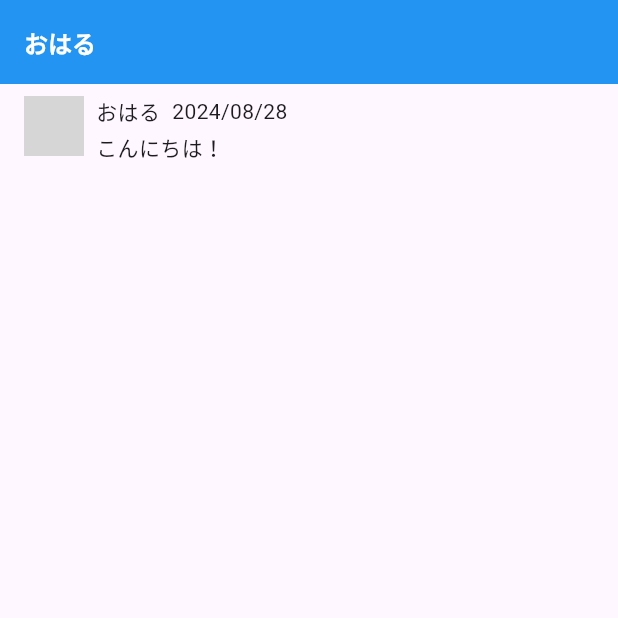
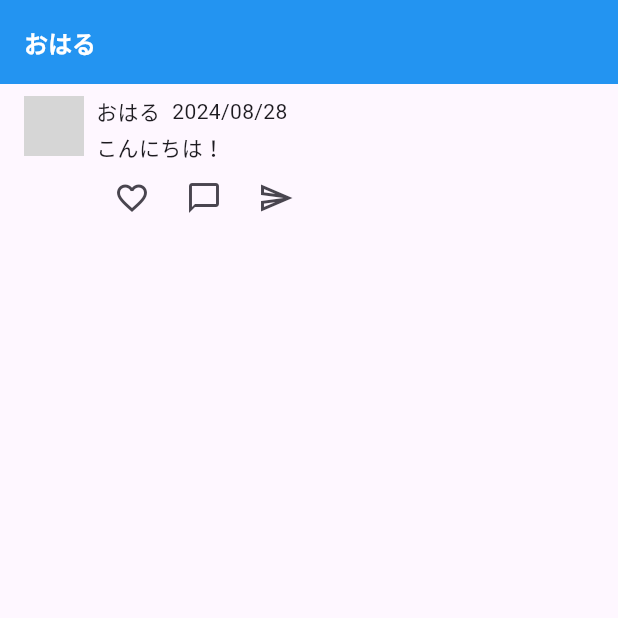
Before and after one commit to oharu-iii/HelloFlutter, a Flutter app: the screen it shows after launch, on a phone screen of 412 x 824 dp, the top half of it. Run offline on Flutter 3.47's test engine with Material 3 defaults, Android fonts, the phone set to English and light mode, and no system bars; network calls fail; grey boxes are pictures that could not be loaded.

Commit message:
IconButton を追加

```diff
--- a/hello_flutter/lib/main.dart
+++ b/hello_flutter/lib/main.dart
@@ -27,27 +27,43 @@ class MyApp extends StatelessWidget {
           backgroundColor: Colors.blue,
         ),
 
-        body: const Padding(
+        body: Padding(
           padding: EdgeInsets.symmetric(horizontal: 16, vertical: 8),
           child: Row(
             crossAxisAlignment: CrossAxisAlignment.start,
             children: [
-              CircleAvatar(
+              const CircleAvatar(
                 backgroundImage: NetworkImage('https://pbs.twimg.com/profile_images/1782305774544564224/ujx6tKey_400x400.jpg'),
               ),
-              SizedBox(width: 8),
+              const SizedBox(width: 8),
               Column(
                 crossAxisAlignment: CrossAxisAlignment.start,
                 children: [
-                  Row(
+                  const Row(
                     children: [
                       Text('おはる'),
                       SizedBox(width: 8),
                       Text('2024/08/28'),
                     ],
                   ),
-                  SizedBox(height: 4),
-                  Text('こんにちは！'),
+                  const SizedBox(height: 4),
+                  const Text('こんにちは！'),
+                  Row(
+                    children: [
+                      IconButton(
+                        onPressed: (){},
+                        icon: const Icon(Icons.favorite_border),
+                      ),
+                      IconButton(
+                        onPressed: (){},
+                        icon: const Icon(Icons.chat_bubble_outline)
+                      ),
+                      IconButton(
+                        onPressed: (){},
+                        icon: const Icon(Icons.send_outlined)
+                      ),
+                    ],
+                  )
                 ],
               ),
             ],
```
